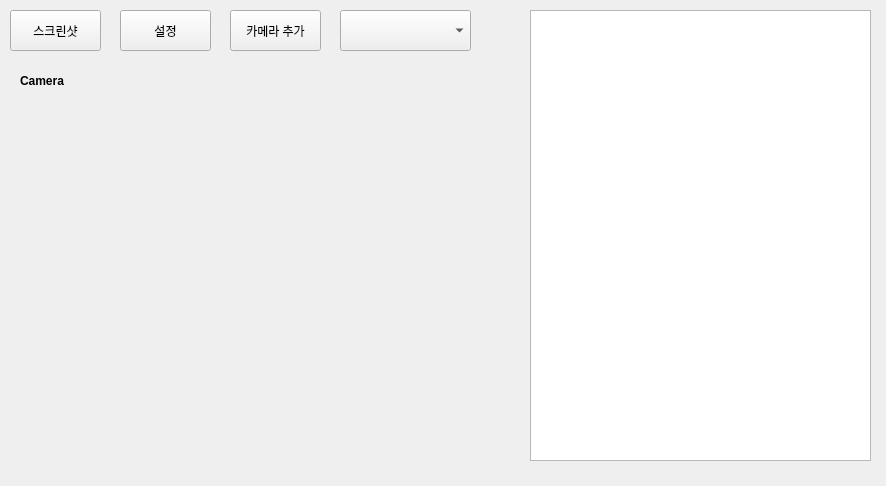
Before: the Qt Designer form UI/Main.ui in Blackwolf7704/CCTV-Project, drawn with Qt 5.
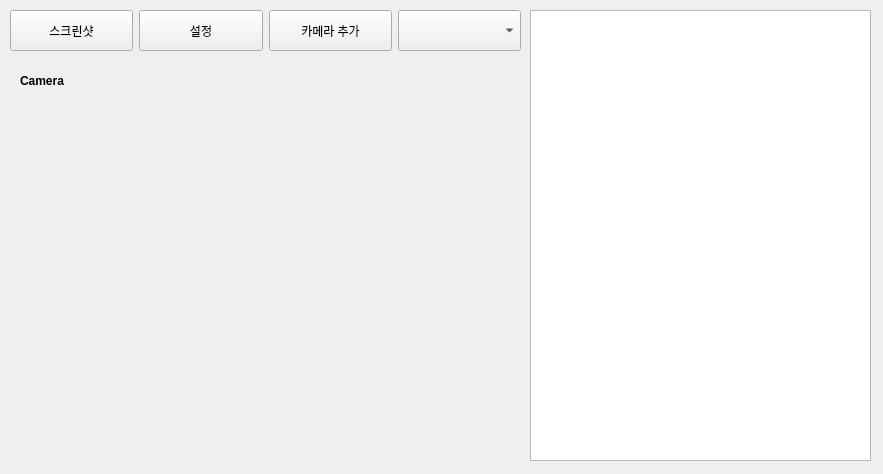
After: the same form once the commit is applied.

Patch:
```diff
--- a/UI/Main.ui
+++ b/UI/Main.ui
@@ -6,97 +6,25 @@
    <rect>
     <x>0</x>
     <y>0</y>
-    <width>886</width>
-    <height>486</height>
+    <width>883</width>
+    <height>474</height>
    </rect>
   </property>
+  <property name="minimumSize">
+   <size>
+    <width>883</width>
+    <height>474</height>
+   </size>
+  </property>
   <property name="maximumSize">
    <size>
-    <width>1920</width>
-    <height>1080</height>
+    <width>883</width>
+    <height>474</height>
    </size>
   </property>
   <property name="windowTitle">
    <string/>
   </property>
-  <widget class="QPushButton" name="Btn_Screenshot">
-   <property name="geometry">
-    <rect>
-     <x>10</x>
-     <y>10</y>
-     <width>91</width>
-     <height>41</height>
-    </rect>
-   </property>
-   <property name="sizePolicy">
-    <sizepolicy hsizetype="Expanding" vsizetype="Expanding">
-     <horstretch>0</horstretch>
-     <verstretch>0</verstretch>
-    </sizepolicy>
-   </property>
-   <property name="maximumSize">
-    <size>
-     <width>1920</width>
-     <height>1080</height>
-    </size>
-   </property>
-   <property name="text">
-    <string>스크린샷</string>
-   </property>
-  </widget>
-  <widget class="QPushButton" name="Btn_Conf">
-   <property name="geometry">
-    <rect>
-     <x>120</x>
-     <y>10</y>
-     <width>91</width>
-     <height>41</height>
-    </rect>
-   </property>
-   <property name="sizePolicy">
-    <sizepolicy hsizetype="Expanding" vsizetype="Expanding">
-     <horstretch>0</horstretch>
-     <verstretch>0</verstretch>
-    </sizepolicy>
-   </property>
-   <property name="maximumSize">
-    <size>
-     <width>1920</width>
-     <height>1080</height>
-    </size>
-   </property>
-   <property name="text">
-    <string>설정</string>
-   </property>
-  </widget>
-  <widget class="QComboBox" name="CMB_Camera">
-   <property name="geometry">
-    <rect>
-     <x>340</x>
-     <y>10</y>
-     <width>131</width>
-     <height>41</height>
-    </rect>
-   </property>
-   <property name="sizePolicy">
-    <sizepolicy hsizetype="Expanding" vsizetype="Expanding">
-     <horstretch>0</horstretch>
-     <verstretch>0</verstretch>
-    </sizepolicy>
-   </property>
-   <property name="maximumSize">
-    <size>
-     <width>1920</width>
-     <height>1080</height>
-    </size>
-   </property>
-   <property name="editable">
-    <bool>false</bool>
-   </property>
-   <property name="currentText">
-    <string/>
-   </property>
-  </widget>
   <widget class="QLabel" name="LB_CamNum">
    <property name="geometry">
     <rect>
@@ -131,31 +59,6 @@
     <string>Camera</string>
    </property>
   </widget>
-  <widget class="QPushButton" name="Btn_AddCamera">
-   <property name="geometry">
-    <rect>
-     <x>230</x>
-     <y>10</y>
-     <width>91</width>
-     <height>41</height>
-    </rect>
-   </property>
-   <property name="sizePolicy">
-    <sizepolicy hsizetype="Expanding" vsizetype="Expanding">
-     <horstretch>0</horstretch>
-     <verstretch>0</verstretch>
-    </sizepolicy>
-   </property>
-   <property name="maximumSize">
-    <size>
-     <width>1920</width>
-     <height>1080</height>
-    </size>
-   </property>
-   <property name="text">
-    <string>카메라 추가</string>
-   </property>
-  </widget>
   <widget class="QTextBrowser" name="TB_LogBrowser">
    <property name="geometry">
     <rect>
@@ -209,6 +112,97 @@
     <string/>
    </property>
   </widget>
+  <widget class="QWidget" name="">
+   <property name="geometry">
+    <rect>
+     <x>10</x>
+     <y>10</y>
+     <width>511</width>
+     <height>41</height>
+    </rect>
+   </property>
+   <layout class="QHBoxLayout" name="horizontalLayout">
+    <item>
+     <widget class="QPushButton" name="Btn_Screenshot">
+      <property name="sizePolicy">
+       <sizepolicy hsizetype="Expanding" vsizetype="Expanding">
+        <horstretch>0</horstretch>
+        <verstretch>0</verstretch>
+       </sizepolicy>
+      </property>
+      <property name="maximumSize">
+       <size>
+        <width>1920</width>
+        <height>1080</height>
+       </size>
+      </property>
+      <property name="text">
+       <string>스크린샷</string>
+      </property>
+     </widget>
+    </item>
+    <item>
+     <widget class="QPushButton" name="Btn_Conf">
+      <property name="sizePolicy">
+       <sizepolicy hsizetype="Expanding" vsizetype="Expanding">
+        <horstretch>0</horstretch>
+        <verstretch>0</verstretch>
+       </sizepolicy>
+      </property>
+      <property name="maximumSize">
+       <size>
+        <width>1920</width>
+        <height>1080</height>
+       </size>
+      </property>
+      <property name="text">
+       <string>설정</string>
+      </property>
+     </widget>
+    </item>
+    <item>
+     <widget class="QPushButton" name="Btn_AddCamera">
+      <property name="sizePolicy">
+       <sizepolicy hsizetype="Expanding" vsizetype="Expanding">
+        <horstretch>0</horstretch>
+        <verstretch>0</verstretch>
+       </sizepolicy>
+      </property>
+      <property name="maximumSize">
+       <size>
+        <width>1920</width>
+        <height>1080</height>
+       </size>
+      </property>
+      <property name="text">
+       <string>카메라 추가</string>
+      </property>
+     </widget>
+    </item>
+    <item>
+     <widget class="QComboBox" name="CMB_Camera">
+      <property name="sizePolicy">
+       <sizepolicy hsizetype="Expanding" vsizetype="Expanding">
+        <horstretch>0</horstretch>
+        <verstretch>0</verstretch>
+       </sizepolicy>
+      </property>
+      <property name="maximumSize">
+       <size>
+        <width>1920</width>
+        <height>1080</height>
+       </size>
+      </property>
+      <property name="editable">
+       <bool>false</bool>
+      </property>
+      <property name="currentText">
+       <string/>
+      </property>
+     </widget>
+    </item>
+   </layout>
+  </widget>
  </widget>
  <resources/>
  <connections/>
```
